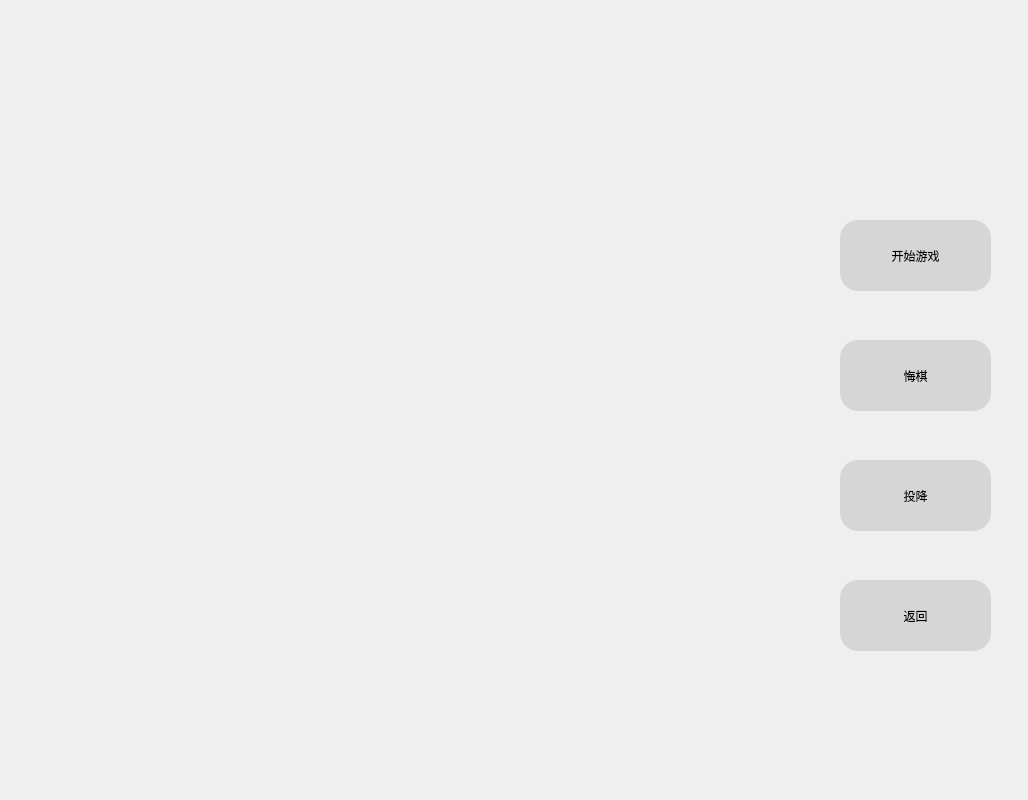
Before: the Qt Designer form mainboardwindow.ui in ZhangShuui/C-homework-QT-Othello, drawn with Qt 5.
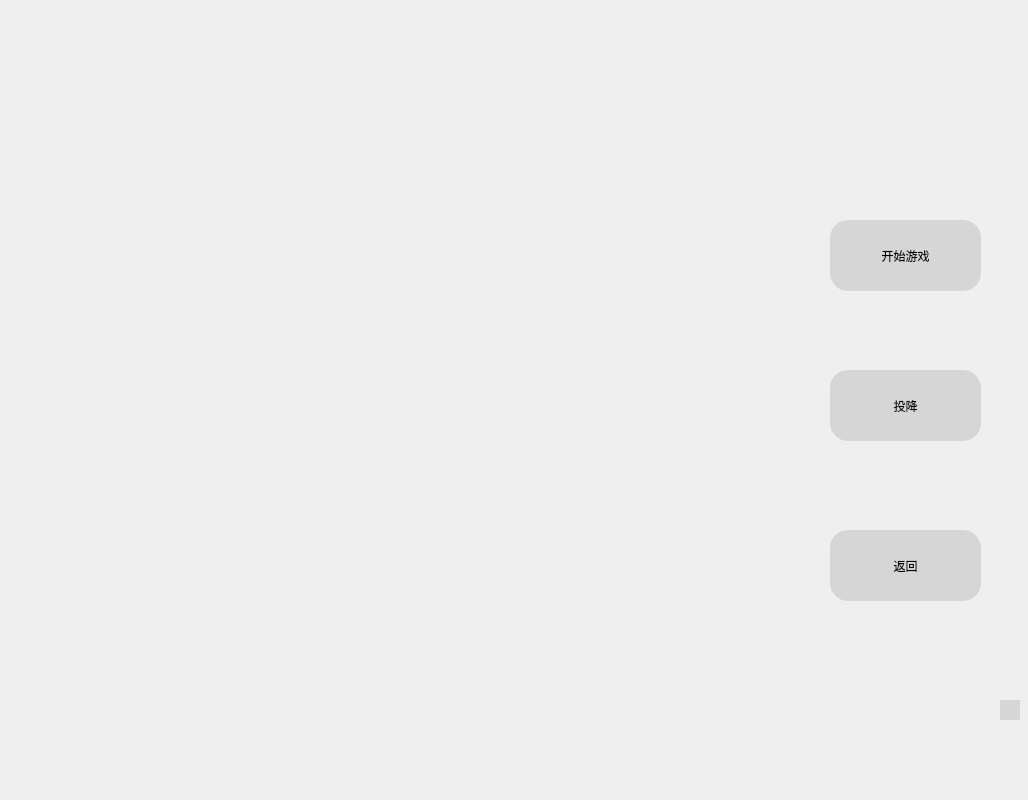
After: the same form once the commit is applied.

```diff
--- a/mainboardwindow.ui
+++ b/mainboardwindow.ui
@@ -17,7 +17,7 @@
    <widget class="QPushButton" name="pushButton">
     <property name="geometry">
      <rect>
-      <x>840</x>
+      <x>830</x>
       <y>220</y>
       <width>151</width>
       <height>71</height>
@@ -35,10 +35,10 @@
    <widget class="QPushButton" name="pushButton_2">
     <property name="geometry">
      <rect>
-      <x>840</x>
-      <y>340</y>
-      <width>151</width>
-      <height>71</height>
+      <x>1000</x>
+      <y>700</y>
+      <width>20</width>
+      <height>20</height>
      </rect>
     </property>
     <property name="styleSheet">
@@ -47,14 +47,14 @@
 QAbstractButton{background-color:rgb(214, 214, 214)}</string>
     </property>
     <property name="text">
-     <string>悔棋</string>
+     <string/>
     </property>
    </widget>
    <widget class="QPushButton" name="pushButton_3">
     <property name="geometry">
      <rect>
-      <x>840</x>
-      <y>460</y>
+      <x>830</x>
+      <y>370</y>
       <width>151</width>
       <height>71</height>
      </rect>
@@ -71,8 +71,8 @@
    <widget class="QPushButton" name="pushButton_4">
     <property name="geometry">
      <rect>
-      <x>840</x>
-      <y>580</y>
+      <x>830</x>
+      <y>530</y>
       <width>151</width>
       <height>71</height>
      </rect>
```
